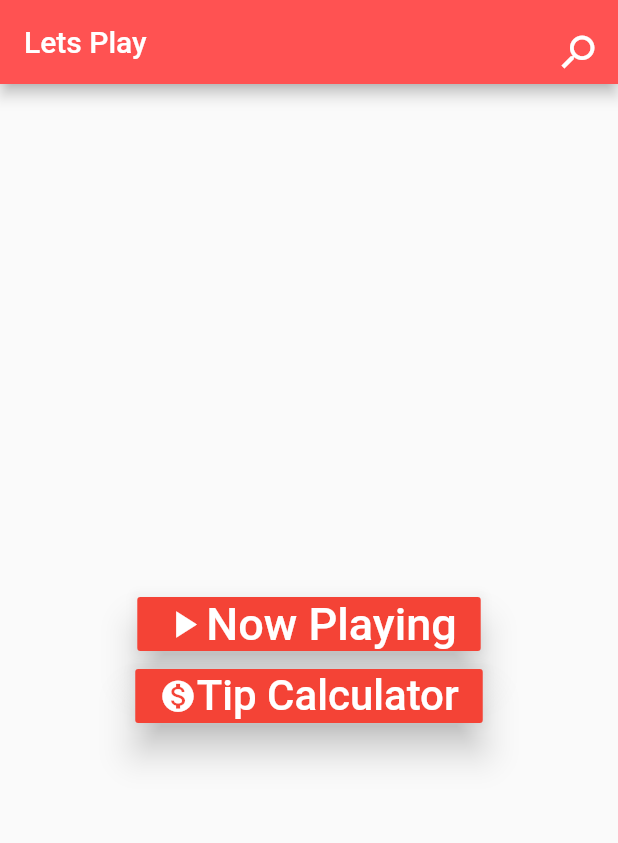
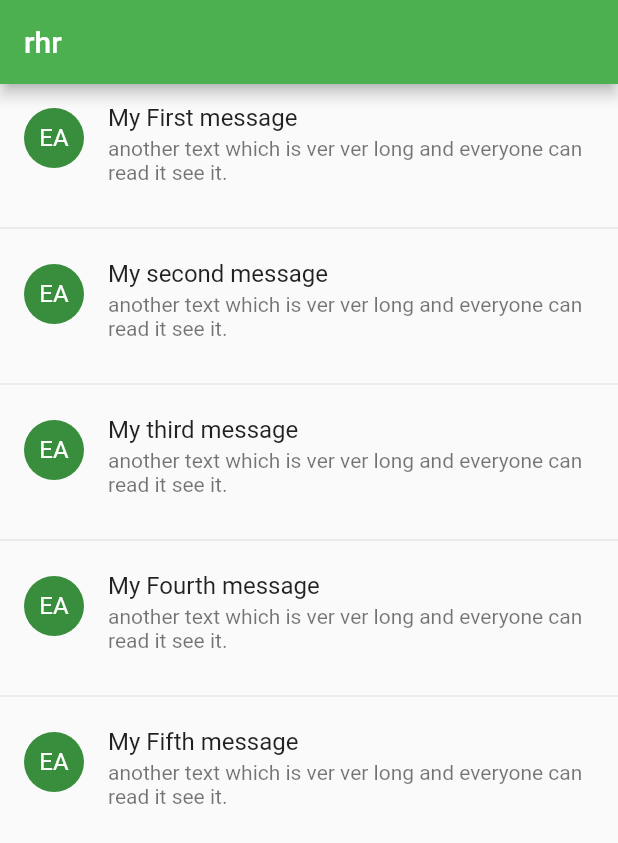
Before and after one commit to nittinsharma37/lets_music, a Flutter app: the screen it shows after launch, on a phone screen of 412 x 824 dp. Shown: the top 843 px of the screen. Run offline on Flutter 3.47's test engine with Material 2 defaults, Android fonts, the phone set to English and light mode, and no system bars.

Commit message:
just practicing

```diff
--- a/lib/main.dart
+++ b/lib/main.dart
@@ -1,116 +1,55 @@
 import 'package:flutter/material.dart';
 
-import 'ui/nowplaying.dart';
-import 'ui/tipcalc.dart';
-import 'utils/rotatedicon.dart';
-
-void main() {
-  runApp(MyApp());
-}
+void main() => runApp(MyApp());
 
 class MyApp extends StatelessWidget {
   @override
   Widget build(BuildContext context) {
     return MaterialApp(
-      title: "Lets Play",
+      title: "Email App",
       theme: ThemeData(
-        primaryColor: Colors.red,
-        secondaryHeaderColor: Color(0xffaadd99),
-        primarySwatch: Colors.red,
-      ),
-      home: HomePage(),
+          primarySwatch: Colors.green, accentColor: Colors.lightGreenAccent),
+      home: EmailHome(title: "Email HomePage"),
     );
   }
 }
 
-class HomePage extends StatefulWidget {
-  @override
-  _HomePageState createState() => _HomePageState();
-}
+class EmailHome extends StatelessWidget {
+  final String title;
 
-class _HomePageState extends State<HomePage> {
+  final messages = const[
+    "My First message",
+    "My second message",
+    "My third message",
+    "My Fourth message",
+    "My Fifth message",
+
+  ];
+
+  EmailHome({
+    this.title
+});
   @override
   Widget build(BuildContext context) {
     return Scaffold(
-      resizeToAvoidBottomInset: true,
-      resizeToAvoidBottomPadding: true,
       appBar: AppBar(
-        backgroundColor: Colors.redAccent,
-        title: Text("Lets Play"),
-        actions: <Widget>[
-          IconButton(
-            icon: RotatedIcon(),
-            onPressed: () {
-              print("Search button pressed");
-            },
-          ),
-        ],
+        title: Text("rhr"),
       ),
-      body: Column(
-        crossAxisAlignment: CrossAxisAlignment.center,
-        mainAxisAlignment: MainAxisAlignment.center,
-        children: <Widget>[
-          Row(
-            mainAxisAlignment: MainAxisAlignment.center,
-            children: <Widget>[
-              MaterialButton(
-                onPressed: () {
-                  print("Now playing pressed");
-                  Navigator.push(context,
-                      MaterialPageRoute(builder: (context) => NowPlaying()));
-                },
-                elevation: 10.0,
-                highlightColor: Colors.green,
-                hoverColor: Colors.black,
-                child: Row(
-                  mainAxisAlignment: MainAxisAlignment.center,
-                  children: <Widget>[
-                    Icon(
-                      Icons.play_arrow,
-                      color: Colors.white,
-                      size: 30.0,
-                    ),
-                    Text(
-                      "Now Playing",
-                      style: TextStyle(color: Colors.white, fontSize: 30.0),
-                    ),
-                  ],
-                ),
-                color: Colors.red,
-              ),
-            ],
-          ),
-          Row(
-            mainAxisAlignment: MainAxisAlignment.center,
-            children: <Widget>[
-              MaterialButton(
-                onPressed: () {
-                 print("Tip calculator pressed");
-                 Navigator.push(context,
-                  MaterialPageRoute(builder: (context) =>TipCalculator()));
-                },
-                elevation: 10.0,
-                highlightColor: Colors.green,
-                hoverColor: Colors.black,
-                child: Row(
-                  mainAxisAlignment: MainAxisAlignment.center,
-                  children: <Widget>[
-                    Icon(
-                      Icons.monetization_on,
-                      color: Colors.white,
-                      size: 25.0,
-                    ),
-                    Text(
-                      "Tip Calculator",
-                      style: TextStyle(color: Colors.white, fontSize: 28.0),
-                    ),
-                  ],
-                ),
-                color: Colors.red,
-              ),
-            ],
-          ),
-        ],
+      body: ListView.separated(
+        separatorBuilder: (context, index) => Divider(),
+        itemCount: messages.length,
+        itemBuilder: (BuildContext context, int index) {
+          var title = messages[index];
+          return ListTile(
+            title: Text(title),
+            isThreeLine: true,
+            leading: CircleAvatar(
+              child: Text("EA"),
+            ),
+            subtitle: Text(
+                "another text which is ver ver long and everyone can read it see it."),
+          );
+        },
       ),
     );
   }
--- a/lib/utils/rotatedicon.dart
+++ /dev/null
@@ -1,19 +0,0 @@
-import 'dart:math';
-
-import 'package:flutter/material.dart';
-
-class RotatedIcon extends StatelessWidget {
-  @override
-  Widget build(BuildContext context) {
-    return Transform.rotate(
-      angle: 90 * pi / 180,
-      child: IconButton(
-        icon: Icon(
-          Icons.search,
-          size: 30.0,
-        ),
-        onPressed: (){},
-      ),
-    );
-  }
-}
```
Also changed, not shown: lib/ui/nowplaying.dart (deleted, +0 -205 lines), lib/ui/tipcalc.dart (deleted, +0 -78 lines).
